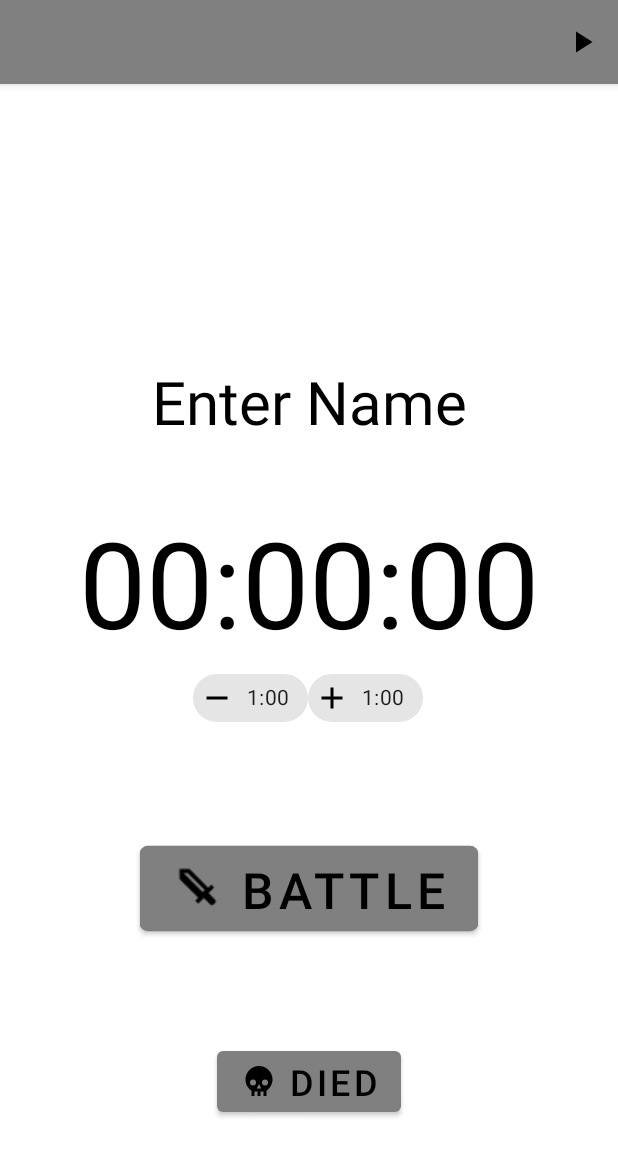
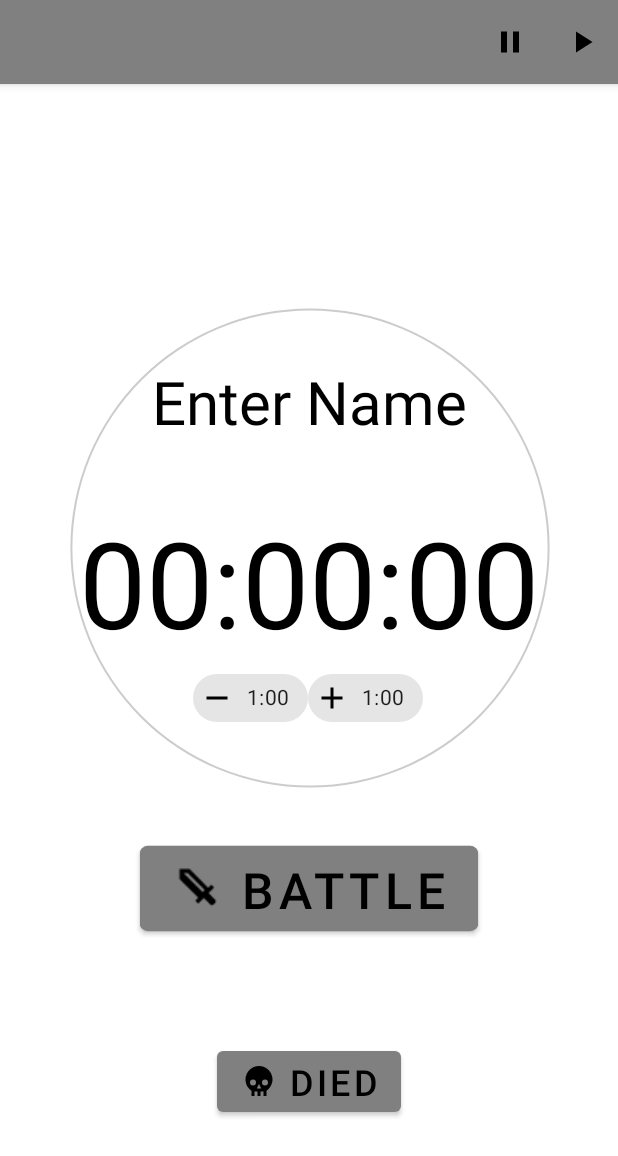
Before and after one commit to remsyk/MTG_Commander_Timer, an Android app: the screen it shows after launch (MainActivity), after a tap on "Start", on a phone screen of 412 x 824 dp. Shown: the top 1156 px of the screen. Run offline under Robolectric (Android 15) with nearby library versions, the phone set to English and light mode, and no system bars; 3 other taps on this screen came first.

Commit message:
got progress bar implemented and working

```diff
--- a/app/src/main/java/com/example/mtg_commander_timer/activities/MainActivity.kt
+++ b/app/src/main/java/com/example/mtg_commander_timer/activities/MainActivity.kt
@@ -46,14 +46,6 @@ class MainActivity : AppCompatActivity() {
         when (item.itemId) {
             R.id.start_timer -> {
                 if (firstTimeSet) {
-
-                    CountDownViewModel.getTimeList().value!!.iterator().forEach {
-
-                        "${it.name} + ${it.countdownTime}".log()
-
-                    }
-
-
                     if (supportFragmentManager.backStackEntryCount == 1) {
                         supportFragmentManager.beginTransaction().replace(R.id.framelayout_main, CountdownViewPagerFragment()).addToBackStack("CountdownFragment").commit()
 
@@ -111,11 +103,7 @@ class MainActivity : AppCompatActivity() {
 
         fun pauseIconEnabled(pauseEnabled: Boolean) {
             if (::mainMenu.isInitialized) {
-                if (pauseEnabled) {
-                    mainMenu.findItem(R.id.pause_timer).isVisible = false
-                } else {
-                    mainMenu.findItem(R.id.pause_timer).isVisible = false
-                }
+                mainMenu.findItem(R.id.pause_timer).isVisible = pauseEnabled
             }
         }
     }
--- a/app/src/main/java/com/example/mtg_commander_timer/adapters/TopItemsAdapter.kt
+++ b/app/src/main/java/com/example/mtg_commander_timer/adapters/TopItemsAdapter.kt
@@ -32,7 +32,6 @@ class TopItemsAdapter(private val context: FragmentActivity) : RecyclerView.Adap
 
     override fun getItemCount() = 4
 
-
     @ExperimentalStdlibApi
     override fun onBindViewHolder(viewHolder: ViewHolder, position: Int) {
         with(viewHolder) {
@@ -52,7 +51,6 @@ class TopItemsAdapter(private val context: FragmentActivity) : RecyclerView.Adap
                             }
 
                         }
-
 
                         MainActivity.firstTimeSet = true
                     }
@@ -88,26 +86,17 @@ class TopItemsAdapter(private val context: FragmentActivity) : RecyclerView.Adap
 
                 3 -> {
 
-
                     title.text = "Players"
-                    body.text = metricList.size.toString()
+                    body.text = CountDownViewModel.getTimeList().value!!.size.toString()
                     addPlayer.visibility = View.VISIBLE
                     removePlayer.visibility = View.VISIBLE
 
                     addPlayer.setOnClickListener {
-                        if(playerCount<4) {
-                            playerCount++
                         CountDownViewModel.addPlayer(TimerModel("Enter Name", mainTime, null, true))
-                        }
-
                     }
 
                     removePlayer.setOnClickListener {
-                        if (playerCount > 2) {
-                            CountDownViewModel.removeLastPlayer()
-                            playerCount--
-                        }
-
+                        CountDownViewModel.removeLastPlayer()
                     }
                 }
 
@@ -125,7 +114,6 @@ class TopItemsAdapter(private val context: FragmentActivity) : RecyclerView.Adap
         notifyDataSetChanged()
     }
 
-
     class ViewHolder(view: View) : RecyclerView.ViewHolder(view) {
         val card: CardView = view.cardview_top_item_item
         val title: TextView = view.textView_title_item
--- a/app/src/main/java/com/example/mtg_commander_timer/fragments/CountdownFragment.kt
+++ b/app/src/main/java/com/example/mtg_commander_timer/fragments/CountdownFragment.kt
@@ -13,6 +13,7 @@ import androidx.lifecycle.Observer
 import com.example.mtg_commander_timer.*
 import com.example.mtg_commander_timer.activities.MainActivity
 import com.example.mtg_commander_timer.activities.MainActivity.Companion.currentFragNum
+import com.example.mtg_commander_timer.activities.MainActivity.Companion.mainTime
 import com.example.mtg_commander_timer.dialogs.BattleDialog
 import com.example.mtg_commander_timer.dialogs.DiedDialog
 import com.example.mtg_commander_timer.models.CountDownViewModel
@@ -47,7 +48,9 @@ class CountdownFragment : Fragment() {
     override fun onViewCreated(view: View, savedInstanceState: Bundle?) {
         super.onViewCreated(view, savedInstanceState)
 
-       // MainActivity.pauseIconEnabled(true)
+        // MainActivity.pauseIconEnabled(true)
+
+        progressBar.max = 1000
 
 
         CountDownViewModel.getTimeList().observe(activity!!, Observer<MutableList<TimerModel>> {
@@ -55,6 +58,10 @@ class CountdownFragment : Fragment() {
                 try {
                     textview_name.text = it[currentFragNum].name
                     textview_countdown.text = it[currentFragNum].countdownTime.millisToString()
+
+                    progressBar.progress = ((((CountDownViewModel.getProgress(currentFragNum)).toDouble() / mainTime.toDouble()) * 1000)).toInt()
+
+
                 } catch (e: IndexOutOfBoundsException) {
                     Toast.makeText(requireContext(), "Player Died", Toast.LENGTH_SHORT).show()
 
--- a/app/src/main/java/com/example/mtg_commander_timer/fragments/MainFragment.kt
+++ b/app/src/main/java/com/example/mtg_commander_timer/fragments/MainFragment.kt
@@ -14,7 +14,13 @@ import com.example.mtg_commander_timer.activities.MainActivity
 import com.example.mtg_commander_timer.adapters.TopItemsAdapter
 import com.example.mtg_commander_timer.models.CountDownViewModel
 import com.example.mtg_commander_timer.models.TimerModel
+import com.google.android.material.textfield.TextInputEditText
 import kotlinx.android.synthetic.main.fragment_main_view.*
+import kotlinx.android.synthetic.main.fragment_main_view.textLayout_name_4
+import kotlinx.android.synthetic.main.fragment_main_view.textinputeditText_name_3
+import kotlinx.android.synthetic.main.fragment_main_view.textinputeditText_name_4
+import kotlinx.android.synthetic.main.fragment_main_view.view.*
+import java.text.FieldPosition
 
 
 //TODO TimerChangeDialog: Fragment already added error
@@ -30,6 +36,11 @@ import kotlinx.android.synthetic.main.fragment_main_view.*
 //TODO try to make true circular swiping for count down activity view pager
 //TODO make the padding for the margins on the cards the same for the sides as the top
 //TODO Remove the app bar
+//TODO edit texts request focus
+//TODO implement dagger into project
+//TODO implement unit testing into project
+//DONE fix the wonkey shit that happens when you go back to mainFragment after starting game
+
 
 
 class MainFragment : Fragment() {
@@ -59,77 +70,52 @@ class MainFragment : Fragment() {
 
         CountDownViewModel.getTimeList().observe(activity!!, Observer<MutableList<TimerModel>> {
             adapter.updateData(it)
-
-/*
-            when (it.size){
-
-                2->{
-
-                    textinputeditText_name_3.visibility = View.INVISIBLE
-                    textinputeditText_name_3.visibility = View.INVISIBLE
-
-                    textinputeditText_name_4.visibility = View.INVISIBLE
-                    textinputeditText_name_4.visibility = View.INVISIBLE
-
-                }
-
-                3->{
-
-
-                    textinputeditText_name_3.visibility = View.VISIBLE
-                    textinputeditText_name_3.visibility = View.VISIBLE
-
-                    textinputeditText_name_4.visibility = View.INVISIBLE
-                    textinputeditText_name_4.visibility = View.INVISIBLE
-
-                }
-
-                4->{
-
-                    textinputeditText_name_3.visibility = View.VISIBLE
-                    textinputeditText_name_3.visibility = View.VISIBLE
-
-                    textinputeditText_name_4.visibility = View.VISIBLE
-                    textinputeditText_name_4.visibility = View.VISIBLE
-
-                }
-            }
-*/
-
-
+            updatePLayerCount(view, it.size)
         })
 
+        editTextHandler(textinputeditText_name_1,0)
+        editTextHandler(textinputeditText_name_2,1)
+        editTextHandler(textinputeditText_name_3,2)
+        editTextHandler(textinputeditText_name_4,3)
 
+    }
 
-        textinputeditText_name_1.setOnFocusChangeListener { view, b ->
+    private fun editTextHandler(editText: TextInputEditText, position: Int){
+        editText.setOnFocusChangeListener { view, b ->
             if (b) {
-                textinputeditText_name_1.doAfterTextChanged {
-                    CountDownViewModel.setPlayerName(it.toString(), 0)
+                editText.doAfterTextChanged {
+                    CountDownViewModel.setPlayerName(it.toString(), position)
                 }
             }
         }
 
-        textinputeditText_name_2.setOnFocusChangeListener { view, b ->
-            if (b) {
-                textinputeditText_name_2.doAfterTextChanged {
-                    CountDownViewModel.setPlayerName(it.toString(), 1)
+    }
+
+    private fun updatePLayerCount(view: View, size: Int) {
+
+        with(view) {
+
+            when (size) {
+
+                2 -> {
+                    textLayout_name_3.visibility = View.INVISIBLE
+                    textinputeditText_name_3.visibility = View.INVISIBLE
+                    textLayout_name_4.visibility = View.INVISIBLE
+                    textinputeditText_name_4.visibility = View.INVISIBLE
                 }
-            }
-        }
 
-        textinputeditText_name_3.setOnFocusChangeListener { view, b ->
-            if (b) {
-                textinputeditText_name_3.doAfterTextChanged {
-                    CountDownViewModel.setPlayerName(it.toString(), 2)
+                3 -> {
+                    textLayout_name_3.visibility = View.VISIBLE
+                    textinputeditText_name_3.visibility = View.VISIBLE
+                    textLayout_name_4.visibility = View.INVISIBLE
+                    textinputeditText_name_4.visibility = View.INVISIBLE
+                }
 
-                }
-            }
-        }
-
-        textinputeditText_name_4.setOnFocusChangeListener { view, b ->
-            if (b) {
-                textinputeditText_name_4.doAfterTextChanged {
-                    CountDownViewModel.setPlayerName(it.toString(), 3)
+                4 -> {
+                    textLayout_name_3.visibility = View.VISIBLE
+                    textinputeditText_name_3.visibility = View.VISIBLE
+                    textLayout_name_4.visibility = View.VISIBLE
+                    textinputeditText_name_4.visibility = View.VISIBLE
                 }
             }
         }
--- a/app/src/main/java/com/example/mtg_commander_timer/models/CountDownViewModel.kt
+++ b/app/src/main/java/com/example/mtg_commander_timer/models/CountDownViewModel.kt
@@ -3,6 +3,7 @@ package com.example.mtg_commander_timer.models
 import android.os.CountDownTimer
 import androidx.lifecycle.MutableLiveData
 import androidx.lifecycle.ViewModel
+import com.example.mtg_commander_timer.activities.MainActivity.Companion.mainTime
 import com.example.mtg_commander_timer.log
 import java.lang.IndexOutOfBoundsException
 
@@ -30,19 +31,25 @@ object CountDownViewModel : ViewModel() {
     }
 
     fun addPlayer(timer: TimerModel) {
+        if(timerList.value!!.size<4) {
             timerList.value!!.add(timer)
             timerList.postValue(timerList.value)
         }
+    }
 
     fun removePlayer(position: Int) {
+        if(timerList.value!!.size >2) {
             timerList.value!!.removeAt(position)
             timerList.postValue(timerList.value)
+        }
     }
 
     @ExperimentalStdlibApi
     fun removeLastPlayer(){
+        if(timerList.value!!.size >2) {
             timerList.value!!.removeLast()
             timerList.postValue(timerList.value)
+        }
     }
 
     fun removeRangePlayer(position: Int) {
@@ -106,5 +113,7 @@ object CountDownViewModel : ViewModel() {
 
     }
 
+    fun getProgress(position: Int)= (timerList.value!![position].countdownTime)
+
 
 }
--- /dev/null
+++ b/app/src/main/res/drawable/progressbar_circular.xml
@@ -0,0 +1,18 @@
+<?xml version="1.0" encoding="utf-8"?>
+<rotate xmlns:android="http://schemas.android.com/apk/res/android"
+    android:fromDegrees="270"
+    android:toDegrees="270">
+    <shape
+        android:innerRadiusRatio="2.5"
+        android:shape="ring"
+        android:thickness="5dp"
+        android:useLevel="true"><!-- this line fixes the issue for lollipop api 21 -->
+
+        <gradient
+            android:angle="0"
+            android:endColor="#007DD6"
+            android:startColor="#007DD6"
+            android:type="sweep"
+            android:useLevel="false" />
+    </shape>
+</rotate>
--- /dev/null
+++ b/app/src/main/res/drawable/progressbar_circular_background.xml
@@ -0,0 +1,11 @@
+<?xml version="1.0" encoding="utf-8"?>
+<shape
+    xmlns:android="http://schemas.android.com/apk/res/android"
+    android:shape="ring"
+    android:innerRadiusRatio="2.5"
+    android:thickness="1dp"
+    android:useLevel="false">
+
+    <solid android:color="#CCC" />
+
+</shape>
--- a/app/src/main/res/layout/fragment_countdown.xml
+++ b/app/src/main/res/layout/fragment_countdown.xml
@@ -4,6 +4,23 @@
     xmlns:tools="http://schemas.android.com/tools"
     android:layout_width="match_parent"
     android:layout_height="match_parent">
+
+    <ProgressBar
+        android:id="@+id/progressBar"
+        style="?android:attr/progressBarStyleHorizontal"
+        android:layout_width="396dp"
+        android:layout_height="341dp"
+        android:background="@drawable/progressbar_circular_background"
+        android:indeterminate="false"
+        android:max="100"
+        android:progress="65"
+        android:progressDrawable="@drawable/progressbar_circular"
+        app:layout_constraintBottom_toBottomOf="@id/include_chip_groups"
+        app:layout_constraintEnd_toEndOf="parent"
+        app:layout_constraintHorizontal_bias="0.526"
+        app:layout_constraintStart_toStartOf="parent"
+        app:layout_constraintTop_toTopOf="@id/textview_name"
+        app:layout_constraintVertical_bias="0.5" />
 
     <TextView
         android:id="@+id/textview_name"
--- a/app/src/main/res/layout/fragment_main_view.xml
+++ b/app/src/main/res/layout/fragment_main_view.xml
@@ -16,9 +16,9 @@
             android:layout_width="match_parent"
             android:layout_height="match_parent" />
 
-
         <com.google.android.material.textfield.TextInputLayout
             android:id="@+id/textLayout_name_1"
+            android:nextFocusDown="@id/textLayout_name_2"
             style="@style/Widget.MaterialComponents.TextInputLayout.OutlinedBox"
             android:layout_width="match_parent"
             android:layout_height="wrap_content"
@@ -30,6 +30,7 @@
 
             <com.google.android.material.textfield.TextInputEditText
                 android:id="@+id/textinputeditText_name_1"
+                android:inputType="textPersonName"
                 android:layout_width="match_parent"
                 android:layout_height="wrap_content"
                 android:textSize="@dimen/body" />
@@ -38,6 +39,7 @@
 
         <com.google.android.material.textfield.TextInputLayout
             android:id="@+id/textLayout_name_2"
+            android:nextFocusDown="@id/textLayout_name_3"
             style="@style/Widget.MaterialComponents.TextInputLayout.OutlinedBox"
             android:layout_width="match_parent"
             android:layout_height="wrap_content"
@@ -49,6 +51,7 @@
 
             <com.google.android.material.textfield.TextInputEditText
                 android:id="@+id/textinputeditText_name_2"
+                android:inputType="textPersonName"
                 android:layout_width="match_parent"
                 android:layout_height="wrap_content"
                 android:textSize="@dimen/body" />
@@ -57,6 +60,7 @@
 
         <com.google.android.material.textfield.TextInputLayout
             android:id="@+id/textLayout_name_3"
+            android:nextFocusDown="@id/textLayout_name_4"
             style="@style/Widget.MaterialComponents.TextInputLayout.OutlinedBox"
             android:layout_width="match_parent"
             android:layout_height="wrap_content"
@@ -68,6 +72,7 @@
 
             <com.google.android.material.textfield.TextInputEditText
                 android:id="@+id/textinputeditText_name_3"
+                android:inputType="textPersonName"
                 android:layout_width="match_parent"
                 android:layout_height="wrap_content"
                 android:textSize="@dimen/body" />
@@ -87,12 +92,12 @@
 
             <com.google.android.material.textfield.TextInputEditText
                 android:id="@+id/textinputeditText_name_4"
+                android:inputType="textPersonName"
                 android:layout_width="match_parent"
                 android:layout_height="wrap_content"
                 android:textSize="@dimen/body" />
 
         </com.google.android.material.textfield.TextInputLayout>
 
-
     </LinearLayout>
 </ScrollView>
```
Lines whose indentation alone changed are shown as unchanged.
